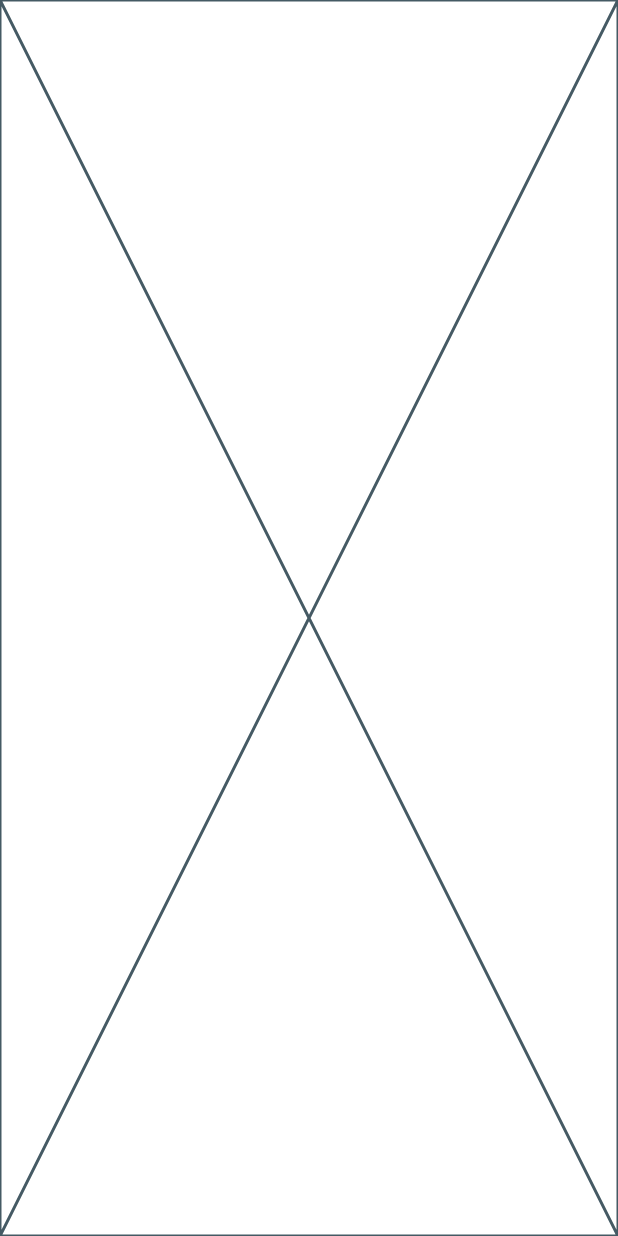
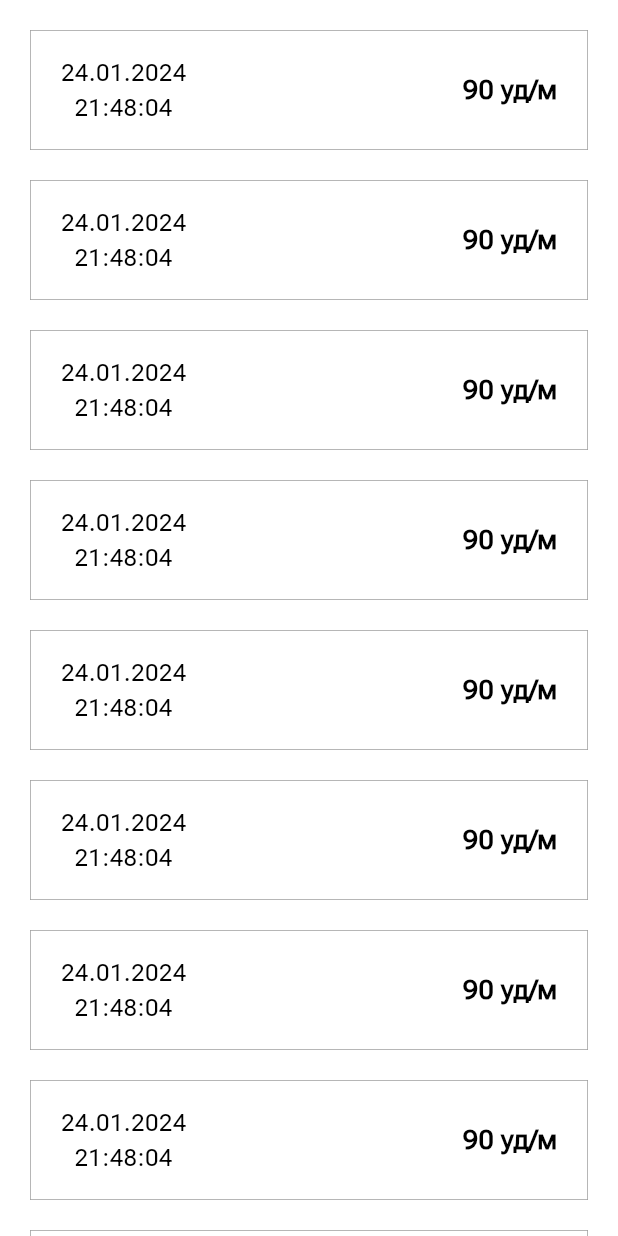
Before and after one commit to dmitry4567/actdata, a Flutter app: the screen it shows after launch, on a phone screen of 412 x 824 dp. Run offline on Flutter 3.47's test engine with Material 3 defaults, Android fonts, the phone set to English and light mode, and no system bars; our stand-ins replace dio, flutter_secure_storage, go_router, page_transition, shared_preferences; missing offline and left inert: json_path, scope_function.

Commit message:
make Measurement history screen

```diff
--- a/lib/backend/api_requests/api_calls.dart
+++ b/lib/backend/api_requests/api_calls.dart
@@ -8,7 +8,7 @@ export 'api_manager.dart' show ApiCallResponse;
 
 final dioClient = Dio(
   BaseOptions(
-    baseUrl: "",
+    baseUrl: "https://localhost:8000",
     connectTimeout: 30000,
     receiveTimeout: 3000,
   ),
@@ -63,6 +63,28 @@ class SignInCall {
   }
 }
 
+class GetMeasurementHistory {
+  static Future<ApiCallResponse> call({
+    String? token = '',
+  }) {
+    final body = '''
+    {
+      "token": "$token",
+    }''';
+
+    return ApiManager.instance.makeApiCall(
+      apiPath: '/getHistory',
+      callType: ApiCallType.POST,
+      params: {},
+      body: body,
+      bodyType: BodyType.JSON,
+      returnBody: true,
+      dioClient: dioClient,
+    );
+  }
+}
+
+
 class ApiPagingParams {
   int nextPageNumber = 0;
   int numItems = 0;
--- a/lib/flutter_flow/nav/nav.dart
+++ b/lib/flutter_flow/nav/nav.dart
@@ -1,6 +1,7 @@
 import 'dart:async';
 import 'package:actdata/app_state.dart';
 import 'package:actdata/flutter_flow/nav/serialization_util.dart';
+import 'package:actdata/measurement/measurement_history_widget.dart';
 import 'package:actdata/navigation_bar_widget.dart';
 import 'package:actdata/sign_in/sign_in_widget.dart';
 import 'package:flutter/material.dart';
@@ -19,7 +20,7 @@ class AppStateNotifier extends ChangeNotifier {
 }
 
 GoRouter createRouter(AppStateNotifier appStateNotifier) => GoRouter(
-      initialLocation: (FFAppState().userAuthToken == "") ? "/signIn" : '/',
+      initialLocation: (FFAppState().userAuthToken == "") ? "/measurementHistory" : '/',
       debugLogDiagnostics: true,
       refreshListenable: appStateNotifier,
       errorBuilder: (context, _) => const NavBarWidget(initialPage: 'Project'),
@@ -39,6 +40,11 @@ GoRouter createRouter(AppStateNotifier appStateNotifier) => GoRouter(
               path: 'project',
               builder: (context, params) =>
                   const NavBarWidget(initialPage: 'Project'),
+            ),
+            FFRoute(
+              name: 'MeasurementHistory',
+              path: 'measurementHistory',
+              builder: (context, params) => const MeasurementHistoryWidget(),
             ),
           ]
               .map(
--- /dev/null
+++ b/lib/measurement/measurement_history_widget.dart
@@ -0,0 +1,76 @@
+import 'package:actdata/app_state.dart';
+import 'package:actdata/backend/api_requests/api_calls.dart';
+import 'package:flutter/material.dart';
+
+class MeasurementHistoryWidget extends StatefulWidget {
+  const MeasurementHistoryWidget({super.key});
+
+  @override
+  State<MeasurementHistoryWidget> createState() =>
+      _MeasurementHistoryWidgetState();
+}
+
+class _MeasurementHistoryWidgetState extends State<MeasurementHistoryWidget> {
+  Future<ApiCallResponse> getMeasurementHistory() async {
+    Future.delayed(const Duration(minutes: 1));
+    return GetMeasurementHistory.call(
+      token: FFAppState().userAuthToken,
+    );
+  }
+
+  @override
+  Widget build(BuildContext context) {
+    return Scaffold(
+      backgroundColor: Colors.white,
+      body: SafeArea(
+        child: Container(
+          margin: const EdgeInsets.only(top: 20),
+          child: ListView.builder(
+            shrinkWrap: true,
+            itemBuilder: (context, index) {
+              return Container(
+                margin: const EdgeInsets.only(left: 20, right: 20, bottom: 20),
+                padding: const EdgeInsets.symmetric(horizontal: 20),
+                height: 80,
+                decoration: BoxDecoration(
+                  color: Colors.white,
+                  border: Border.all(width: 0.5, color: Colors.black38),
+                ),
+                child: const Column(
+                  crossAxisAlignment: CrossAxisAlignment.center,
+                  mainAxisAlignment: MainAxisAlignment.center,
+                  children: [
+                    Row(
+                      mainAxisAlignment: MainAxisAlignment.spaceBetween,
+                      children: [
+                        Text(
+                          "24.01.2024\n21:48:04",
+                          textAlign: TextAlign.center,
+                          style: TextStyle(
+                            fontSize: 16,
+                            fontFamily: "RobotoFlex",
+                            fontWeight: FontWeight.w400,
+                            color: Colors.black,
+                          ),
+                        ),
+                        Text(
+                          "90 уд/м",
+                          style: TextStyle(
+                            fontSize: 18,
+                            fontFamily: "RobotoFlex",
+                            fontWeight: FontWeight.w600,
+                            color: Colors.black,
+                          ),
+                        ),
+                      ],
+                    )
+                  ],
+                ),
+              );
+            },
+          ),
+        ),
+      ),
+    );
+  }
+}
--- a/lib/navigation_bar_widget.dart
+++ b/lib/navigation_bar_widget.dart
@@ -1,4 +1,5 @@
 import 'package:actdata/flutter_flow/nav/nav.dart';
+import 'package:actdata/measurement/measurement_history_widget.dart';
 import 'package:flutter/material.dart';
 
 class NavBarWidget extends StatefulWidget {
@@ -23,9 +24,9 @@ class _NavBarPageState extends State<NavBarWidget> {
   void initState() {
     super.initState();
 
-    // _tabs = {
-    //   'Home': HomeWidget(),
-    // };
+    _tabs = {
+      'Home': MeasurementHistoryWidget(),
+    };
 
     _currentPageName = widget.initialPage;
   }
```
Also changed, not shown: pubspec.yaml (+8 -0 lines), assets/fonts/RobotoFlex-Regular.ttf (added), pubspec.lock.
